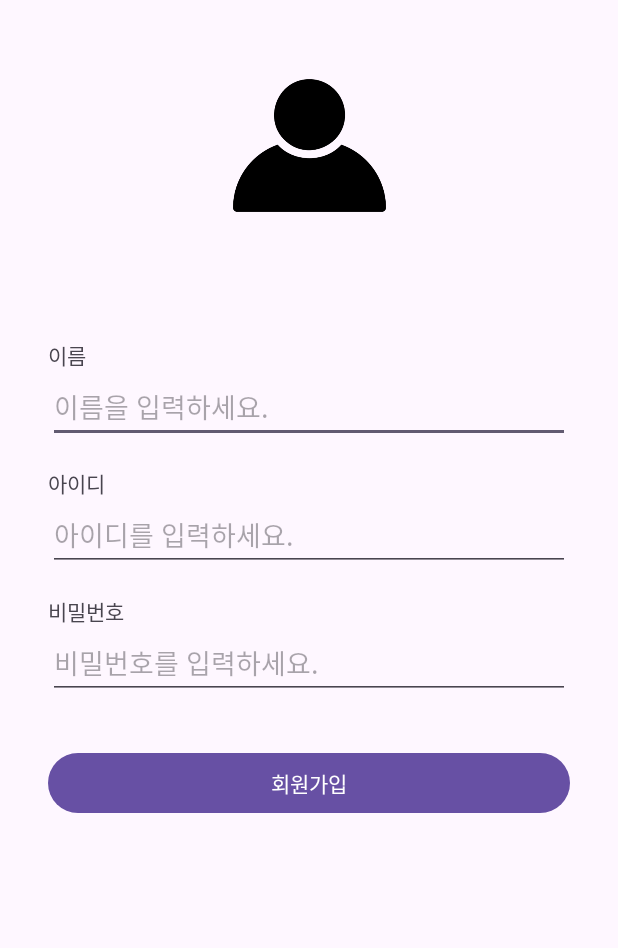
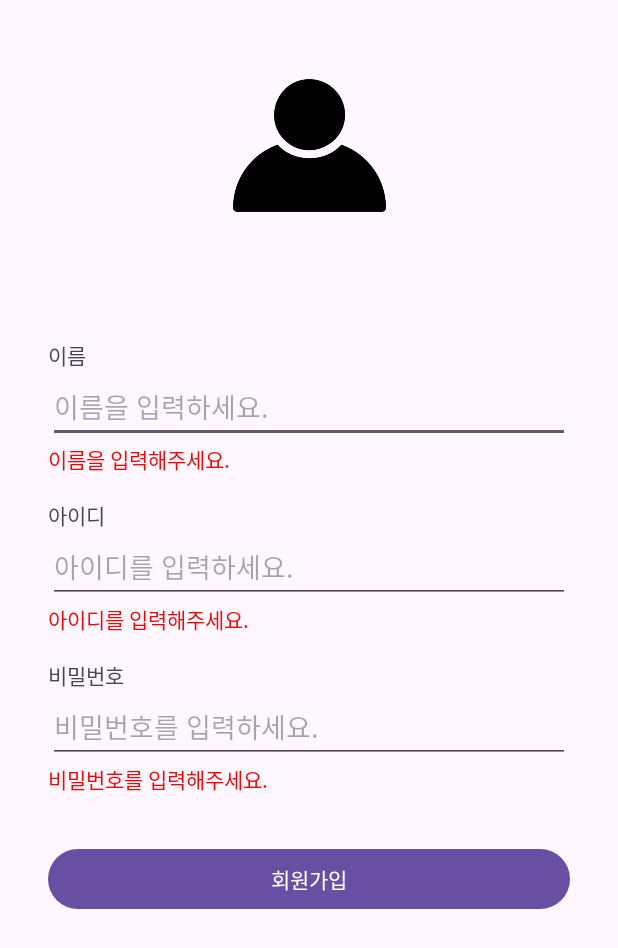
Before and after one commit to ChooJeongHo/Self_Introduction, an Android app: the SignUpActivity screen opened directly, with no data from a screen before it, after a tap on "회원가입", on a phone screen of 412 x 824 dp. Shown: the top 948 px of the screen. Run offline under Robolectric (Android 15) with nearby library versions, the phone set to English and light mode, and no system bars; our stand-ins replace data binding.

Commit message:
기존 로그인 회원가입 + 프로필 화면 기능에서 뷰바인딩과 데이터 바인딩 기능 추가 + 뷰모델 + 비밀번호 조건 정규표현식으로 추가 + 추가개선(추후에 RoomDB도 시도해볼 예정)

```diff
--- a/app/src/main/java/com/example/self_introduction/SignUpActivity.kt
+++ b/app/src/main/java/com/example/self_introduction/SignUpActivity.kt
@@ -1,31 +1,47 @@
 package com.example.self_introduction
 
-import android.annotation.SuppressLint
 import android.content.Intent
+import android.os.Bundle
+import android.view.View
+import android.widget.Toast
+import androidx.activity.viewModels
 import androidx.appcompat.app.AppCompatActivity
-import android.os.Bundle
-import android.text.Editable
-import android.text.TextWatcher
-import android.widget.Button
-import android.widget.EditText
-import android.widget.TextView
-import android.widget.Toast
+import androidx.databinding.DataBindingUtil
+import androidx.lifecycle.Observer
+import com.example.self_introduction.databinding.ActivitySignUpBinding
 
 class SignUpActivity : AppCompatActivity() {
+    private lateinit var binding: ActivitySignUpBinding
+    private val viewModel: SignUpViewModel by viewModels()
     override fun onCreate(savedInstanceState: Bundle?) {
         super.onCreate(savedInstanceState)
-        setContentView(R.layout.activity_sign_up)
+        binding = DataBindingUtil.setContentView(this, R.layout.activity_sign_up)
+        binding.viewModel = viewModel
+        binding.lifecycleOwner = this
 
-        val etName = findViewById<EditText>(R.id.et_signUp_name)
-        val etId = findViewById<EditText>(R.id.et_signUp_id)
-        val etPw = findViewById<EditText>(R.id.et_signUp_pw)
-        val btnSign = findViewById<Button>(R.id.btn_sign)
-        val nameErrorText = findViewById<TextView>(R.id.name_error_text)
-        val idErrorText = findViewById<TextView>(R.id.id_error_text)
-        val pwErrorText = findViewById<TextView>(R.id.pw_error_text)
+        viewModel.signUpEvent.observe(this, Observer { isSuccess ->
+            if (isSuccess) {
+                Toast.makeText(this, "회원가입 성공", Toast.LENGTH_SHORT).show()
+                val intent = Intent(this, SignInActivity::class.java)
+                intent.putExtra("SignUpId", viewModel.signUpId.value)
+                intent.putExtra("SignUpPw", viewModel.signUpPassword.value)
+                setResult(RESULT_OK, intent)
+                finish()
+            } else {
+                Toast.makeText(this, "회원가입 실패", Toast.LENGTH_SHORT).show()
+            }
+        })
+
+        /*val etName = binding.etSignUpName
+        val etId = binding.etSignUpId
+        val etPw = binding.etSignUpPw
+        val btnSign = binding.btnSign
+        val nameErrorText = binding.nameErrorText
+        val idErrorText = binding.idErrorText
+        val pwErrorText = binding.pwErrorText*/
 
         // name, id, pw가 모두 입력 되었을 때만 회원가입 버튼이 눌려짐
-        val textWatcher = object : TextWatcher {
+        /*val textWatcher = object : TextWatcher {
             override fun beforeTextChanged(s: CharSequence?, start: Int, count: Int, after: Int) {
                 // 아무것도 안함
             }
@@ -46,9 +62,9 @@ class SignUpActivity : AppCompatActivity() {
             override fun onTextChanged(s: CharSequence?, start: Int, before: Int, count: Int) {
                 // 아무것도 안함
             }
-        }
+        }*/
 
-        etName.addTextChangedListener(textWatcher)
+        /*etName.addTextChangedListener(textWatcher)
         etId.addTextChangedListener(textWatcher)
         etPw.addTextChangedListener(textWatcher)
 
@@ -71,9 +87,9 @@ class SignUpActivity : AppCompatActivity() {
                 pwErrorText.visibility = TextView.VISIBLE
                 pwErrorText.text = "비밀번호를 입력해주세요."
             }
-        }
+        }*/
 
-        btnSign.setOnClickListener {
+        /*btnSign.setOnClickListener {
             // etName, etId, etPw 중 하나라도 입력되지 않았을 때, 회원가입 버튼이 눌려져도 회원가입이 되지 않음
             if (etName.text.isEmpty() || etId.text.isEmpty() || etPw.text.isEmpty()) {
                 Toast.makeText(this, "입력되지 않은 정보가 있습니다.", Toast.LENGTH_SHORT).show()
@@ -83,20 +99,9 @@ class SignUpActivity : AppCompatActivity() {
                 val intent = Intent(this, SignInActivity::class.java)
                 intent.putExtra("SignUpId", etId.text.toString())
                 intent.putExtra("SignUpPw", etPw.text.toString())
-                setResult(RESULT_OK, intent)    // SignUpActivity에서 SignInActivity로 돌아갈 때, SignUpActivity에서 입력한 id, pw를 SignInActivity에 전달
+                setResult(RESULT_OK, intent)                            // SignUpActivity에서 SignInActivity로 돌아갈 때, SignUpActivity에서 입력한 id, pw를 SignInActivity에 전달
                 finish()
             }
-        }
-    }
-
-    // 비밀번호 조건 : 8자 이상, 숫자 포함, 대문자 포함, 소문자 포함, 특수문자 포함
-    private fun isPasswordValid(password: String): Boolean {
-        val minLength = 8
-        val hasNumber = password.any { it.isDigit() }
-        val hasUpperCase = password.any { it.isUpperCase() }
-        val hasLowerCase = password.any { it.isLowerCase() }
-        val hasSpecialChar = password.any { !it.isLetterOrDigit() }
-
-        return password.length >= minLength && hasNumber && hasUpperCase && hasLowerCase && hasSpecialChar
+        }*/
     }
 }
--- /dev/null
+++ b/app/src/main/java/com/example/self_introduction/SignUpViewModel.kt
@@ -0,0 +1,59 @@
+package com.example.self_introduction
+
+import androidx.lifecycle.LiveData
+import androidx.lifecycle.MutableLiveData
+import androidx.lifecycle.ViewModel
+
+class SignUpViewModel : ViewModel() {
+    val signUpName = MutableLiveData<String>()
+    val signUpId = MutableLiveData<String>()
+    val signUpPassword = MutableLiveData<String>()
+
+    private val _signUpEvent = MutableLiveData<Boolean>()
+    val signUpEvent: LiveData<Boolean> get() = _signUpEvent
+
+    private val _nameError = MutableLiveData<String>()
+    val nameError: LiveData<String> get() = _nameError
+
+    private val _idError = MutableLiveData<String>()
+    val idError: LiveData<String> get() = _idError
+
+    private val _passwordError = MutableLiveData<String>()
+    val passwordError: LiveData<String> get() = _passwordError
+
+    fun onSignUpClick() {
+        var isValid = true
+
+        if (signUpName.value.isNullOrEmpty()) {
+            _nameError.value = "이름을 입력해주세요."
+            isValid = false
+        } else {
+            _nameError.value = ""
+        }
+
+        if (signUpId.value.isNullOrEmpty()) {
+            _idError.value = "아이디를 입력해주세요."
+            isValid = false
+        } else {
+            _idError.value = ""
+        }
+
+        if (signUpPassword.value.isNullOrEmpty()) {
+            _passwordError.value = "비밀번호를 입력해주세요."
+            isValid = false
+        } else if (!isPasswordValid(signUpPassword.value!!)) {
+            _passwordError.value = "비밀번호는 8자 이상, 숫자 포함, 대소문자 포함, 특수문자가 포함되어야 합니다."
+            isValid = false
+        } else {
+            _passwordError.value = ""
+        }
+
+        _signUpEvent.value = isValid
+    }
+
+    // 비밀번호 조건 : 8자 이상, 숫자 포함, 대문자 포함, 소문자 포함, 특수문자 포함
+    private fun isPasswordValid(password: String): Boolean {
+        val passwordPattern = "^(?=.*[a-z])(?=.*[A-Z])(?=.*\\d)(?=.*[@\$!%*?&])[A-Za-z\\d@\$!%*?&]{8,}$"
+        return password.matches(Regex(passwordPattern))
+    }
+}
--- a/app/src/main/res/layout/activity_sign_up.xml
+++ b/app/src/main/res/layout/activity_sign_up.xml
@@ -1,7 +1,16 @@
 <?xml version="1.0" encoding="utf-8"?>
-<androidx.constraintlayout.widget.ConstraintLayout xmlns:android="http://schemas.android.com/apk/res/android"
+<layout xmlns:android="http://schemas.android.com/apk/res/android"
     xmlns:app="http://schemas.android.com/apk/res-auto"
-    xmlns:tools="http://schemas.android.com/tools"
+    xmlns:tools="http://schemas.android.com/tools">
+
+    <data>
+        <variable
+            name="viewModel"
+            type="com.example.self_introduction.SignUpViewModel" />
+        <import type="android.view.View"/>
+    </data>
+
+    <androidx.constraintlayout.widget.ConstraintLayout
         android:layout_width="match_parent"
         android:layout_height="match_parent"
         tools:context=".SignUpActivity">
@@ -34,6 +43,7 @@
             android:layout_marginEnd="32dp"
             android:hint="@string/signUp_name_hint"
             android:inputType="text"
+            android:text="@={viewModel.signUpName}"
             app:layout_constraintEnd_toEndOf="parent"
             app:layout_constraintStart_toStartOf="parent"
             app:layout_constraintTop_toBottomOf="@+id/tv_signUp_name" />
@@ -44,7 +54,8 @@
             android:layout_height="wrap_content"
             android:layout_marginStart="32dp"
             android:textColor="#FF0000"
-        android:visibility="gone"
+            android:visibility="@{viewModel.nameError.isEmpty() ? View.GONE : View.VISIBLE}"
+            android:text="@{viewModel.nameError}"
             app:layout_constraintStart_toStartOf="parent"
             app:layout_constraintTop_toBottomOf="@+id/et_signUp_name"/>
 
@@ -66,6 +77,7 @@
             android:layout_marginEnd="32dp"
             android:hint="@string/signUp_id_hint"
             android:inputType="text"
+            android:text="@={viewModel.signUpId}"
             app:layout_constraintEnd_toEndOf="parent"
             app:layout_constraintStart_toStartOf="parent"
             app:layout_constraintTop_toBottomOf="@+id/tv_signUp_id" />
@@ -76,7 +88,8 @@
             android:layout_height="wrap_content"
             android:layout_marginStart="32dp"
             android:textColor="#FF0000"
-        android:visibility="gone"
+            android:visibility="@{viewModel.idError.isEmpty() ? View.GONE : View.VISIBLE}"
+            android:text="@{viewModel.idError}"
             app:layout_constraintStart_toStartOf="parent"
             app:layout_constraintTop_toBottomOf="@+id/et_signUp_id"/>
 
@@ -98,6 +111,7 @@
             android:layout_marginEnd="32dp"
             android:hint="@string/signUp_pw_hint"
             android:inputType="textPassword"
+            android:text="@={viewModel.signUpPassword}"
             app:layout_constraintEnd_toEndOf="parent"
             app:layout_constraintStart_toStartOf="parent"
             app:layout_constraintTop_toBottomOf="@+id/tv_signUp_pw" />
@@ -108,7 +122,8 @@
             android:layout_height="wrap_content"
             android:layout_marginStart="32dp"
             android:textColor="#FF0000"
-        android:visibility="gone"
+            android:visibility="@{viewModel.passwordError.isEmpty() ? View.GONE : View.VISIBLE}"
+            android:text="@{viewModel.passwordError}"
             app:layout_constraintStart_toStartOf="parent"
             app:layout_constraintTop_toBottomOf="@+id/et_signUp_pw"/>
 
@@ -120,7 +135,10 @@
             android:layout_marginTop="32dp"
             android:layout_marginEnd="32dp"
             android:text="@string/signUp_signUp"
+            android:onClick="@{() -> viewModel.onSignUpClick()}"
             app:layout_constraintEnd_toEndOf="parent"
             app:layout_constraintStart_toStartOf="parent"
-        app:layout_constraintTop_toBottomOf="@+id/et_signUp_pw" />
+            app:layout_constraintTop_toBottomOf="@+id/pw_error_text" />
     </androidx.constraintlayout.widget.ConstraintLayout>
+
+</layout>
```
Also changed, not shown: app/build.gradle.kts (+11 -0 lines), app/src/main/java/com/example/self_introduction/HomeActivity.kt (+10 -9 lines), app/src/main/java/com/example/self_introduction/SignInActivity.kt (+51 -12 lines), app/src/main/java/com/example/self_introduction/SignInViewModel.kt (added, +34 -0 lines), app/src/main/res/layout/activity_sign_in.xml (+15 -2 lines). Lines whose indentation alone changed are shown as unchanged.
